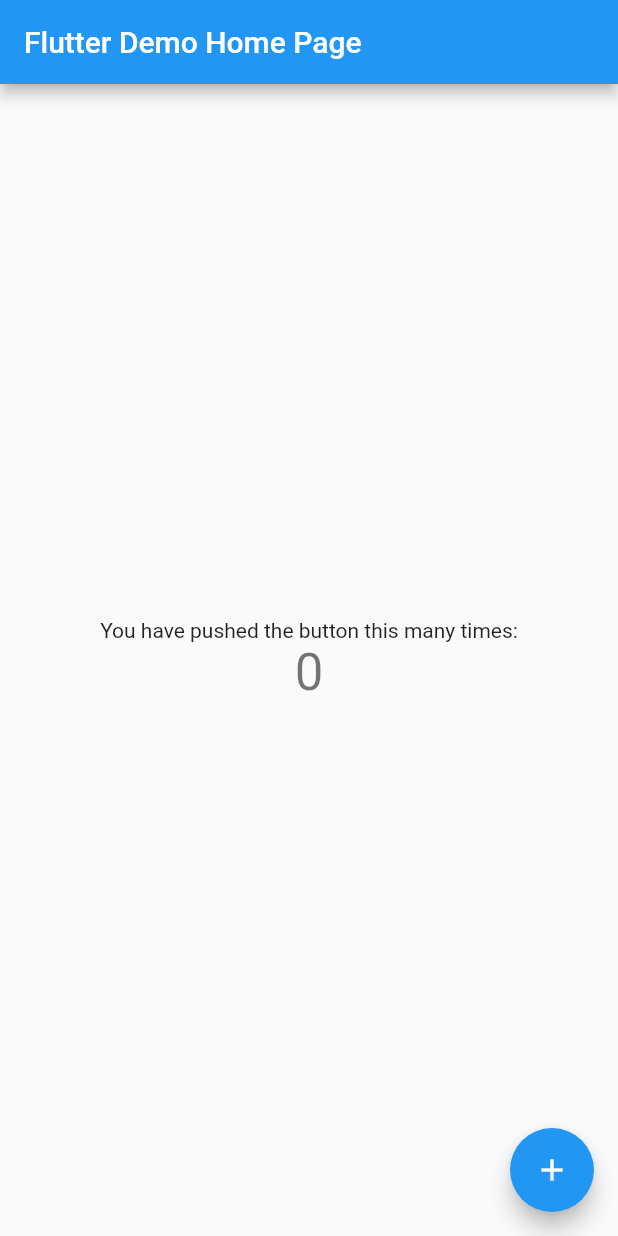
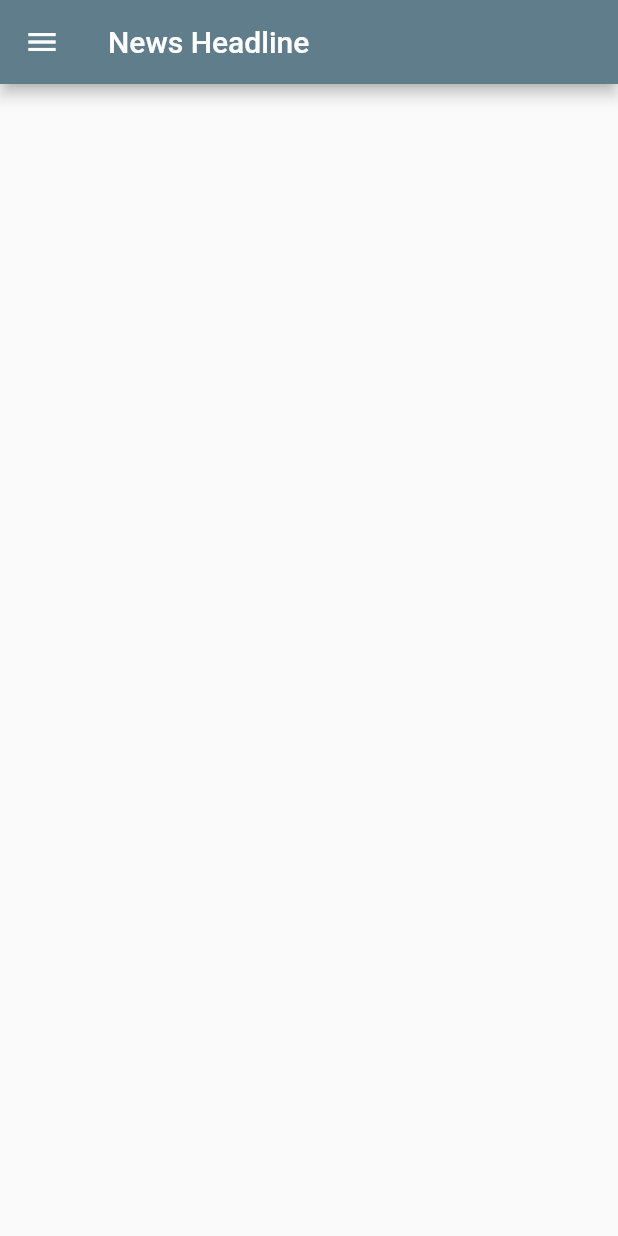
Before and after one commit to Shivakumar-SG/News-App, a Flutter app: the screen it shows after launch, on a phone screen of 412 x 824 dp. Run offline on Flutter 3.47's test engine with Material 2 defaults, Android fonts, the phone set to English and light mode, and no system bars; our stand-ins replace dio, get.

Commit message:
Routing added

```diff
--- /dev/null
+++ b/lib/core/widget/drawer.dart
@@ -0,0 +1,26 @@
+import 'package:flutter/material.dart';
+import 'package:get/get_core/src/get_main.dart';
+import 'package:get/get.dart';
+
+getAppDrawer() {
+  return Drawer(
+    child: ListView(
+      children: [
+        ListTile(
+          title: Text("News Headlines"),
+          onTap: () {
+            Get.toNamed("/news_headline");
+          },
+          leading: Icon(Icons.menu_book_outlined),
+        ),
+        ListTile(
+          title: Text("Search News"),
+          onTap: () {
+            Get.toNamed("/search_news");
+          },
+          leading: Icon(Icons.search),
+        )
+      ],
+    ),
+  );
+}
--- /dev/null
+++ b/lib/feature/news_headline/binding/news_headline_binding.dart
@@ -0,0 +1,11 @@
+import 'package:get/get.dart';
+import 'package:news_app/core/repository/news_repo_impl.dart';
+import 'package:news_app/feature/news_headline/controller/news_headline_controller.dart';
+
+class NewsHeadlineBinding extends Bindings {
+  @override
+  void dependencies() {
+    Get.put(NewsRepoImpl());
+    Get.put(NewsHeadlineController());
+  }
+}
--- /dev/null
+++ b/lib/feature/news_headline/controller/news_headline_controller.dart
@@ -0,0 +1,3 @@
+import 'package:get/get.dart';
+
+class NewsHeadlineController extends GetxController {}
--- /dev/null
+++ b/lib/feature/news_headline/view/news_headline_view.dart
@@ -0,0 +1,17 @@
+import 'package:flutter/material.dart';
+import 'package:news_app/core/widget/drawer.dart';
+
+class NewsHeadlineView extends StatelessWidget {
+  const NewsHeadlineView({Key? key}) : super(key: key);
+
+  @override
+  Widget build(BuildContext context) {
+    return Scaffold(
+      appBar: AppBar(
+        title: Text("News Headline"),
+      ),
+      body: Container(),
+      drawer: getAppDrawer(),
+    );
+  }
+}
--- /dev/null
+++ b/lib/feature/search_news/binding/search_news_binding.dart
@@ -0,0 +1,9 @@
+import 'package:get/get.dart';
+import 'package:news_app/feature/search_news/controller/search_news_controller.dart';
+
+class SearchNewsBinding extends Bindings {
+  @override
+  void dependencies() {
+    Get.put(SearchNewsController());
+  }
+}
--- /dev/null
+++ b/lib/feature/search_news/controller/search_news_controller.dart
@@ -0,0 +1,3 @@
+import 'package:get/get.dart';
+
+class SearchNewsController extends GetxController {}
--- /dev/null
+++ b/lib/feature/search_news/view/search_news_view.dart
@@ -0,0 +1,17 @@
+import 'package:flutter/material.dart';
+import 'package:news_app/core/widget/drawer.dart';
+
+class SearchNewsView extends StatelessWidget {
+  const SearchNewsView({Key? key}) : super(key: key);
+
+  @override
+  Widget build(BuildContext context) {
+    return Scaffold(
+      appBar: AppBar(
+        title: Text("Search News"),
+      ),
+      body: Container(),
+      drawer: getAppDrawer(),
+    );
+  }
+}
--- a/lib/main.dart
+++ b/lib/main.dart
@@ -1,4 +1,10 @@
 import 'package:flutter/material.dart';
+import 'package:get/get_navigation/src/root/get_material_app.dart';
+import 'package:get/get_navigation/src/routes/get_route.dart';
+import 'package:news_app/feature/news_headline/binding/news_headline_binding.dart';
+import 'package:news_app/feature/news_headline/view/news_headline_view.dart';
+import 'package:news_app/feature/search_news/binding/search_news_binding.dart';
+import 'package:news_app/feature/search_news/view/search_news_view.dart';
 
 void main() {
   runApp(MyApp());
@@ -8,106 +14,22 @@ class MyApp extends StatelessWidget {
   // This widget is the root of your application.
   @override
   Widget build(BuildContext context) {
-    return MaterialApp(
+    return GetMaterialApp(
       title: 'Flutter Demo',
       theme: ThemeData(
-        // This is the theme of your application.
-        //
-        // Try running your application with "flutter run". You'll see the
-        // application has a blue toolbar. Then, without quitting the app, try
-        // changing the primarySwatch below to Colors.green and then invoke
-        // "hot reload" (press "r" in the console where you ran "flutter run",
-        // or simply save your changes to "hot reload" in a Flutter IDE).
-        // Notice that the counter didn't reset back to zero; the application
-        // is not restarted.
-        primarySwatch: Colors.blue,
-      ),
-      home: MyHomePage(title: 'Flutter Demo Home Page'),
+          primarySwatch: Colors.blueGrey,
+          visualDensity: VisualDensity.adaptivePlatformDensity),
+      getPages: [
+        GetPage(
+            name: "/news_headline",
+            page: () => NewsHeadlineView(),
+            binding: NewsHeadlineBinding()),
+        GetPage(
+            name: "/search_news",
+            page: () => SearchNewsView(),
+            binding: SearchNewsBinding())
+      ],
+      initialRoute: "/news_headline",
     );
   }
 }
-
-class MyHomePage extends StatefulWidget {
-  MyHomePage({Key? key, required this.title}) : super(key: key);
-
-  // This widget is the home page of your application. It is stateful, meaning
-  // that it has a State object (defined below) that contains fields that affect
-  // how it looks.
-
-  // This class is the configuration for the state. It holds the values (in this
-  // case the title) provided by the parent (in this case the App widget) and
-  // used by the build method of the State. Fields in a Widget subclass are
-  // always marked "final".
-
-  final String title;
-
-  @override
-  _MyHomePageState createState() => _MyHomePageState();
-}
-
-class _MyHomePageState extends State<MyHomePage> {
-  int _counter = 0;
-
-  void _incrementCounter() {
-    setState(() {
-      // This call to setState tells the Flutter framework that something has
-      // changed in this State, which causes it to rerun the build method below
-      // so that the display can reflect the updated values. If we changed
-      // _counter without calling setState(), then the build method would not be
-      // called again, and so nothing would appear to happen.
-      _counter++;
-    });
-  }
-
-  @override
-  Widget build(BuildContext context) {
-    // This method is rerun every time setState is called, for instance as done
-    // by the _incrementCounter method above.
-    //
-    // The Flutter framework has been optimized to make rerunning build methods
-    // fast, so that you can just rebuild anything that needs updating rather
-    // than having to individually change instances of widgets.
-    return Scaffold(
-      appBar: AppBar(
-        // Here we take the value from the MyHomePage object that was created by
-        // the App.build method, and use it to set our appbar title.
-        title: Text(widget.title),
-      ),
-      body: Center(
-        // Center is a layout widget. It takes a single child and positions it
-        // in the middle of the parent.
-        child: Column(
-          // Column is also a layout widget. It takes a list of children and
-          // arranges them vertically. By default, it sizes itself to fit its
-          // children horizontally, and tries to be as tall as its parent.
-          //
-          // Invoke "debug painting" (press "p" in the console, choose the
-          // "Toggle Debug Paint" action from the Flutter Inspector in Android
-          // Studio, or the "Toggle Debug Paint" command in Visual Studio Code)
-          // to see the wireframe for each widget.
-          //
-          // Column has various properties to control how it sizes itself and
-          // how it positions its children. Here we use mainAxisAlignment to
-          // center the children vertically; the main axis here is the vertical
-          // axis because Columns are vertical (the cross axis would be
-          // horizontal).
-          mainAxisAlignment: MainAxisAlignment.center,
-          children: <Widget>[
-            Text(
-              'You have pushed the button this many times:',
-            ),
-            Text(
-              '$_counter',
-              style: Theme.of(context).textTheme.headline4,
-            ),
-          ],
-        ),
-      ),
-      floatingActionButton: FloatingActionButton(
-        onPressed: _incrementCounter,
-        tooltip: 'Increment',
-        child: Icon(Icons.add),
-      ), // This trailing comma makes auto-formatting nicer for build methods.
-    );
-  }
-}
```
